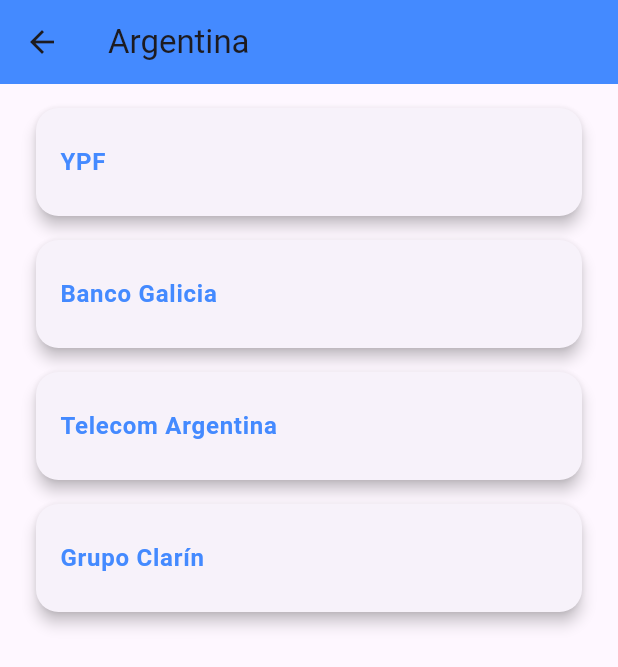
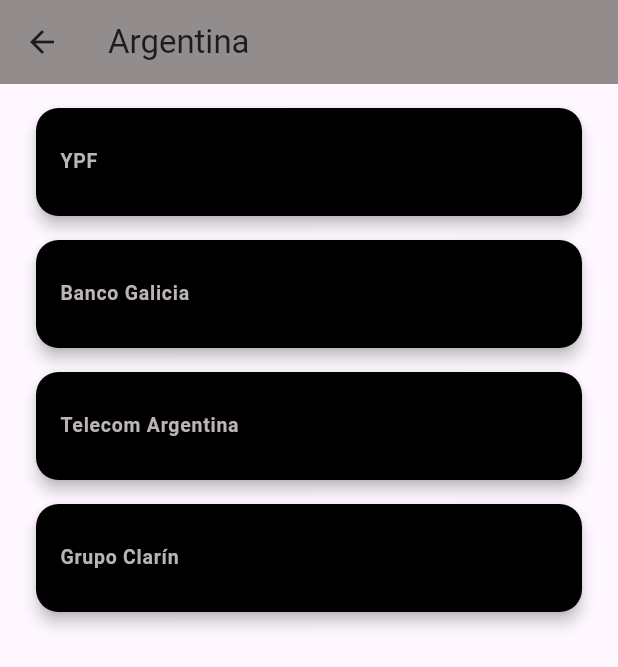
Before and after one commit to sreeramis8888/test1, a Flutter app: the screen it shows after launch, after a tap on "Argentina", on a phone screen of 412 x 824 dp. Shown: the top 667 px of the screen. Run offline on Flutter 3.47's test engine with Material 3 defaults, Android fonts, the phone set to English and light mode, and no system bars; our stand-ins replace fl_chart.

Commit message:
extra changes

```diff
--- a/lib/main.dart
+++ b/lib/main.dart
@@ -12,7 +12,7 @@
       debugShowCheckedModeBanner: false,
       title: 'Brand App',
       theme: ThemeData(
-        primarySwatch: Colors.blue,
+        primarySwatch: Colors.purple,
         visualDensity: VisualDensity.adaptivePlatformDensity,
       ),
       home: HomePage(),
--- a/lib/src/pages/country_page.dart
+++ b/lib/src/pages/country_page.dart
@@ -11,25 +11,26 @@
     return Scaffold(
       appBar: AppBar(
         title: Text(country.name),
-        backgroundColor: Colors.blueAccent,
+        backgroundColor: Color.fromARGB(255, 146, 140, 140),
       ),
       body: Padding(
         padding: const EdgeInsets.all(8.0),
         child: ListView.builder(
           itemCount: country.topBrands.length,
           itemBuilder: (context, index) {
-            return Card(
+           return Card(
               margin: EdgeInsets.symmetric(vertical: 8.0, horizontal: 16.0),
               elevation: 4.0,
               shape: RoundedRectangleBorder(borderRadius: BorderRadius.circular(15)),
+              color: Colors.black, // Change the color to black
               child: ListTile(
                 contentPadding: EdgeInsets.symmetric(vertical: 8.0, horizontal: 16.0),
                 title: Text(
                   country.topBrands[index],
                   style: TextStyle(
                     fontWeight: FontWeight.bold,
-                    fontSize: 16,
-                    color: Colors.blueAccent,
+                    fontSize: 13,
+                    color: Color.fromARGB(255, 187, 180, 180), // White text color for contrast
                   ),
                 ),
               ),
--- a/lib/src/pages/home_page.dart
+++ b/lib/src/pages/home_page.dart
@@ -55,7 +55,7 @@
       appBar: AppBar(
         title: const Text('Brand App'),
         centerTitle: true,
-        backgroundColor: Color.fromARGB(171, 126, 87, 194),
+        backgroundColor: Color.fromARGB(255, 146, 140, 140),
       ),
       body: Column(
         children: [
@@ -78,11 +78,11 @@
                         barRods: [
                           BarChartRodData(
                              toY: continent.brandCount.toDouble(),
-                             width: 16,
+                             width: 25,
                             borderRadius: BorderRadius.circular(5),
                             gradient: LinearGradient(
                               colors: [
-                                Color.fromARGB(242, 71, 27, 78),
+                                Color.fromARGB(255, 94, 86, 86),
                                 Color.fromARGB(255, 0, 0, 0),
                               ],
                               begin: Alignment.bottomCenter,
@@ -109,7 +109,7 @@
                                   continents[value.toInt()].name,
                                   style: const TextStyle(
                                     fontWeight: FontWeight.bold,
-                                    fontSize: 7, // Reduced font size
+                                    fontSize: 7.5,
                                     color: Color.fromARGB(218, 0, 0, 0),
                                   ),
                                 ),
@@ -161,11 +161,11 @@
                       borderRadius: BorderRadius.circular(15),
                       child: Container(
                         decoration: BoxDecoration(
-                          color: Color.fromARGB(255, 33, 33, 33), // Dark charcoal background color
+                          color: Color.fromARGB(255, 0, 0, 0), // Dark charcoal background color
                           borderRadius: BorderRadius.circular(15),
                           boxShadow: [
                             BoxShadow(
-                              color: Colors.black.withOpacity(0.4), // More prominent shadow
+                              color: Color.fromARGB(255, 107, 106, 106).withOpacity(0.4), // More prominent shadow
                               spreadRadius: 4,
                               blurRadius: 10,
                               offset: Offset(2, 3),
@@ -179,14 +179,14 @@
                             style: TextStyle(
                               fontWeight: FontWeight.bold,
                               fontSize: 13, // Slightly larger font size for prominence
-                              color: const Color.fromARGB(255, 195, 195, 195), // White color for better contrast
-                              shadows: [
-                                Shadow(
-                                  blurRadius: 6.0,
-                                  color: Color.fromARGB(255, 101, 59, 113).withOpacity(0.6), // Darker shadow for text
-                                  offset: Offset(2, 2),
-                                ),
-                              ],
+                              color: Color.fromARGB(255, 187, 180, 180), // White color for better contrast
+                              // shadows: [
+                              //   Shadow(
+                              //     blurRadius: 6.0,
+                              //     color: Color.fromARGB(255, 147, 145, 145).withOpacity(0.6), // Darker shadow for text
+                              //     offset: Offset(2, 2),
+                              //   ),
+                              // ],
                             ),
                           ),
                           trailing: Icon(
```
